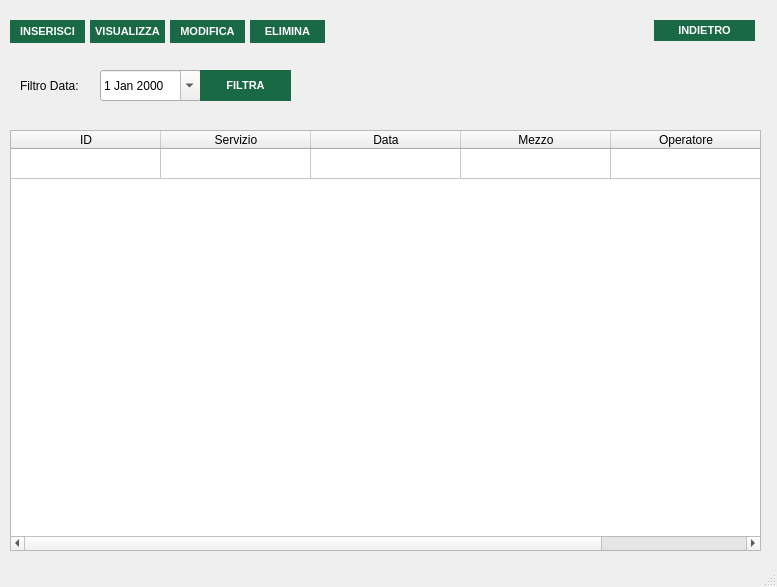
Old version of the form src/main/gui/turni.ui in the repository OT-Rax/AnconAmbiente.
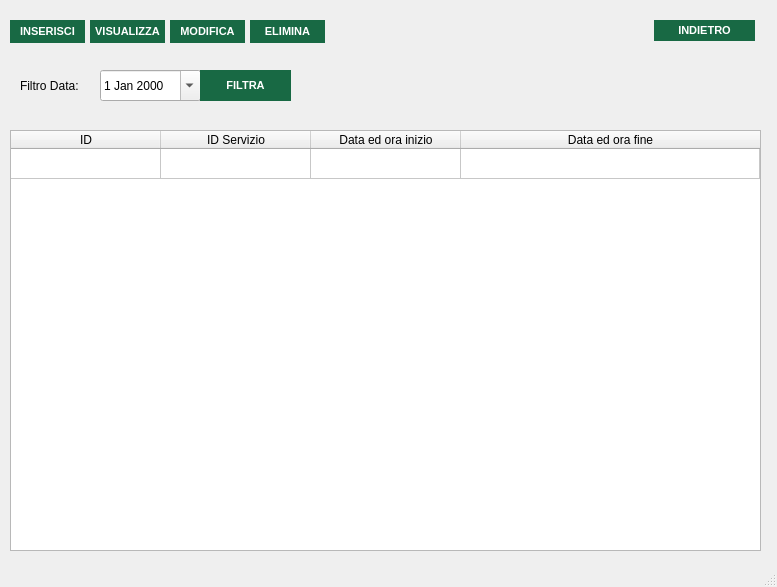
New version of the form. Icons and pictures are not drawn.

Commit message: inserimento turni

```diff
--- a/src/main/gui/turni.ui
+++ b/src/main/gui/turni.ui
@@ -117,22 +117,17 @@
     </column>
     <column>
      <property name="text">
-      <string>Servizio</string>
+      <string>ID Servizio</string>
      </property>
     </column>
     <column>
      <property name="text">
-      <string>Data</string>
+      <string>Data ed ora inizio</string>
      </property>
     </column>
     <column>
      <property name="text">
-      <string>Mezzo</string>
-     </property>
-    </column>
-    <column>
-     <property name="text">
-      <string>Operatore</string>
+      <string>Data ed ora fine</string>
      </property>
     </column>
    </widget>
```
The commit also changes 42 other files.
